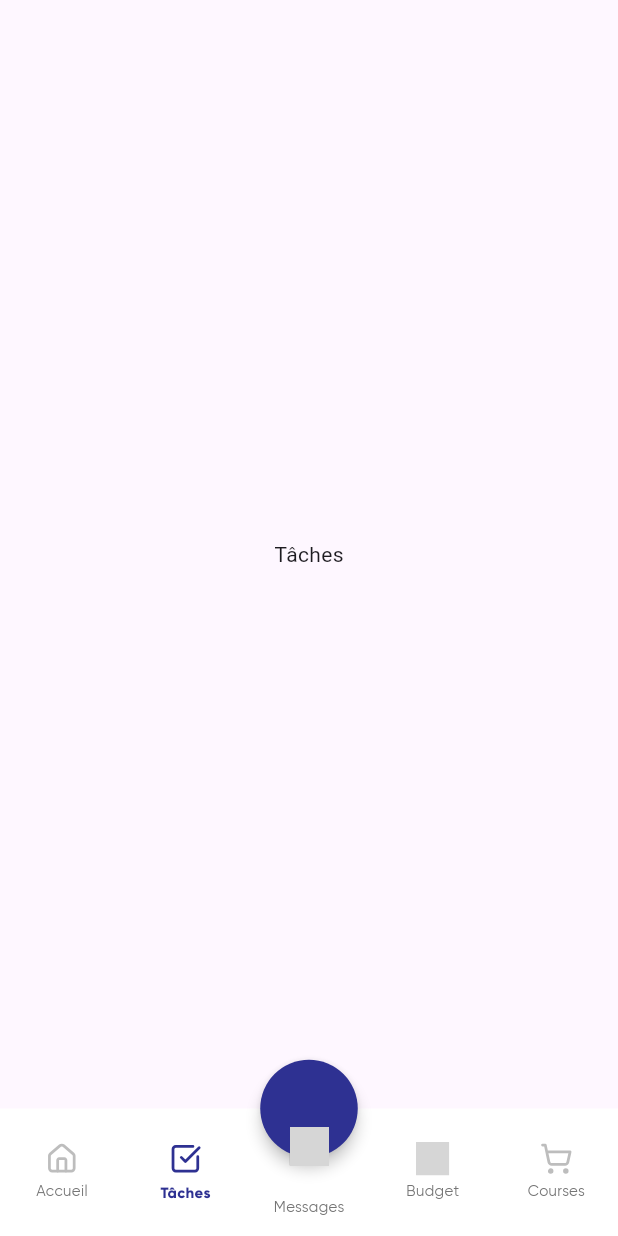
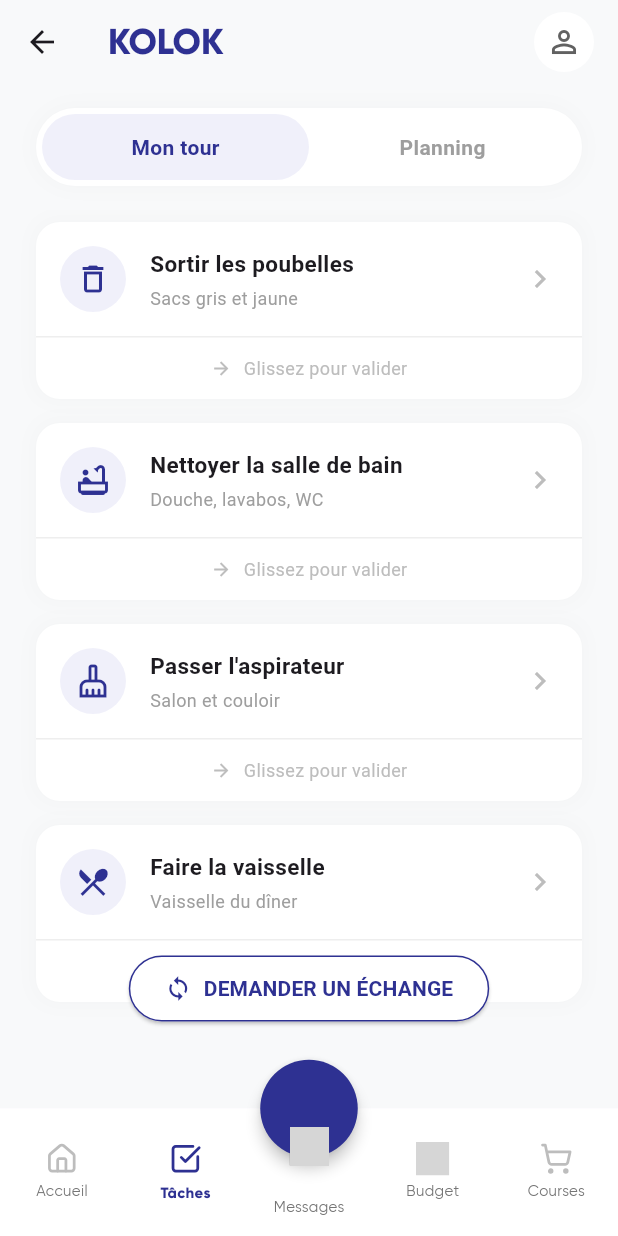
Before and after one commit to JulesssL/front-kolok, a Flutter app: the MainScreen screen opened directly, item 2 of the bottom bar chosen, on a phone screen of 412 x 824 dp. Run offline on Flutter 3.47's test engine with Material 3 defaults, Android fonts, the phone set to English and light mode, and no system bars; our stand-ins replace flutter_dotenv, flutter_secure_storage, flutter_svg, google_fonts; accounts and stored records are empty; grey boxes are pictures that could not be loaded.

Commit message:
feat: build tasks screen UI

```diff
--- a/lib/screens/main_screen.dart
+++ b/lib/screens/main_screen.dart
@@ -1,6 +1,7 @@
 import 'package:flutter/material.dart';
 import 'package:flutter_svg/flutter_svg.dart';
 import 'home/home_screen.dart';
+import 'tasks/tasks_screen.dart';
 
 class MainScreen extends StatefulWidget {
   const MainScreen({super.key});
@@ -14,7 +15,7 @@
 
   final List<Widget> _pages = [
     const HomeScreen(),
-    const Center(child: Text("Tâches")),
+    const TasksScreen(),
     const Center(child: Text("Messages")),
     const Center(child: Text("Budget")),
     const Center(child: Text("Courses")),
--- /dev/null
+++ b/lib/screens/tasks/tasks_screen.dart
@@ -0,0 +1,361 @@
+import 'package:flutter/material.dart';
+
+class TasksScreen extends StatefulWidget {
+  const TasksScreen({super.key});
+
+  @override
+  State<TasksScreen> createState() => _TasksScreenState();
+}
+
+class _TasksScreenState extends State<TasksScreen> {
+  int _selectedTabIndex = 0; // 0: Mon tour, 1: Planning
+
+  @override
+  Widget build(BuildContext context) {
+    return Scaffold(
+      backgroundColor: const Color(0xFFF8F9FA),
+      appBar: AppBar(
+        backgroundColor: const Color(0xFFF8F9FA),
+        elevation: 0,
+        title: const Text(
+          "KOLOK",
+          style: TextStyle(
+            color: Color(0xFF2E3192),
+            fontWeight: FontWeight.w800,
+            fontSize: 24,
+            fontFamily: 'Gilroy',
+          ),
+        ),
+        actions: [
+          Padding(
+            padding: const EdgeInsets.only(right: 16.0),
+            child: CircleAvatar(
+              backgroundColor: Colors.white,
+              child: Icon(Icons.person_outline, color: Colors.grey.shade700),
+            ),
+          )
+        ],
+      ),
+      body: Column(
+        children: [
+          _buildTabs(),
+          Expanded(
+            child: _selectedTabIndex == 0 ? _buildMyTurnView() : _buildPlanningView(),
+          ),
+        ],
+      ),
+      floatingActionButton: Padding(
+        padding: const EdgeInsets.only(bottom: 40.0),
+        child: ElevatedButton.icon(
+          onPressed: () => _showExchangeModal(context),
+          icon: const Icon(Icons.sync, color: Color(0xFF2E3192)),
+          label: const Text(
+            "DEMANDER UN ÉCHANGE",
+            style: TextStyle(color: Color(0xFF2E3192), fontWeight: FontWeight.bold),
+          ),
+          style: ElevatedButton.styleFrom(
+            backgroundColor: Colors.white,
+            padding: const EdgeInsets.symmetric(horizontal: 24, vertical: 12),
+            shape: RoundedRectangleBorder(
+              borderRadius: BorderRadius.circular(30),
+              side: const BorderSide(color: Color(0xFF2E3192)),
+            ),
+          ),
+        ),
+      ),
+      floatingActionButtonLocation: FloatingActionButtonLocation.centerFloat,
+    );
+  }
+
+  Widget _buildTabs() {
+    return Container(
+      margin: const EdgeInsets.symmetric(horizontal: 24, vertical: 16),
+      padding: const EdgeInsets.all(4),
+      decoration: BoxDecoration(
+        color: Colors.white,
+        borderRadius: BorderRadius.circular(30),
+        boxShadow: [
+          BoxShadow(
+            color: Colors.grey.withOpacity(0.05),
+            blurRadius: 10,
+            spreadRadius: 2,
+          )
+        ],
+      ),
+      child: Row(
+        children: [
+          Expanded(
+            child: GestureDetector(
+              onTap: () => setState(() => _selectedTabIndex = 0),
+              child: Container(
+                padding: const EdgeInsets.symmetric(vertical: 12),
+                decoration: BoxDecoration(
+                  color: _selectedTabIndex == 0 ? const Color(0xFFF0F0FA) : Colors.transparent,
+                  borderRadius: BorderRadius.circular(30),
+                ),
+                child: Center(
+                  child: Text(
+                    "Mon tour",
+                    style: TextStyle(
+                      color: _selectedTabIndex == 0 ? const Color(0xFF2E3192) : Colors.grey.shade500,
+                      fontWeight: FontWeight.bold,
+                    ),
+                  ),
+                ),
+              ),
+            ),
+          ),
+          Expanded(
+            child: GestureDetector(
+              onTap: () => setState(() => _selectedTabIndex = 1),
+              child: Container(
+                padding: const EdgeInsets.symmetric(vertical: 12),
+                decoration: BoxDecoration(
+                  color: _selectedTabIndex == 1 ? const Color(0xFFF0F0FA) : Colors.transparent,
+                  borderRadius: BorderRadius.circular(30),
+                ),
+                child: Center(
+                  child: Text(
+                    "Planning",
+                    style: TextStyle(
+                      color: _selectedTabIndex == 1 ? const Color(0xFF2E3192) : Colors.grey.shade500,
+                      fontWeight: FontWeight.bold,
+                    ),
+                  ),
+                ),
+              ),
+            ),
+          ),
+        ],
+      ),
+    );
+  }
+
+  Widget _buildMyTurnView() {
+    return ListView(
+      padding: const EdgeInsets.symmetric(horizontal: 24, vertical: 8),
+      children: [
+        _buildTaskCard(Icons.delete_outline, "Sortir les poubelles", "Sacs gris et jaune"),
+        _buildTaskCard(Icons.bathtub_outlined, "Nettoyer la salle de bain", "Douche, lavabos, WC"),
+        _buildTaskCard(Icons.cleaning_services_outlined, "Passer l'aspirateur", "Salon et couloir"),
+        _buildTaskCard(Icons.local_dining_outlined, "Faire la vaisselle", "Vaisselle du dîner"),
+        const SizedBox(height: 100), // padding for FAB
+      ],
+    );
+  }
+
+  Widget _buildPlanningView() {
+    return ListView(
+      padding: const EdgeInsets.symmetric(horizontal: 24, vertical: 8),
+      children: [
+        Container(
+          padding: const EdgeInsets.all(12),
+          decoration: BoxDecoration(
+            color: const Color(0xFF2E3192).withOpacity(0.05),
+            borderRadius: BorderRadius.circular(12),
+          ),
+          child: Row(
+            children: [
+              const Icon(Icons.calendar_today, color: Color(0xFF2E3192), size: 16),
+              const SizedBox(width: 8),
+              Text(
+                "Semaine du 24 au 30 Mars",
+                style: TextStyle(color: const Color(0xFF2E3192).withOpacity(0.8), fontWeight: FontWeight.bold, fontSize: 13),
+              ),
+            ],
+          ),
+        ),
+        const SizedBox(height: 16),
+        _buildPlanningItem("S", "Poubelles", "Toi", "Lun", const Color(0xFF2E3192)),
+        _buildPlanningItem("S", "Poubelles", "Samy", "Mer", const Color(0xFF2E3192)),
+        _buildPlanningItem("M", "Poubelles", "Marie", "Jeu", const Color(0xFFB0B0C0)),
+        _buildPlanningItem("L", "Salle de bain", "Lucas", "Sam", const Color(0xFFB0B0C0)),
+        const SizedBox(height: 100),
+      ],
+    );
+  }
+
+  Widget _buildTaskCard(IconData icon, String title, String subtitle) {
+    return Container(
+      margin: const EdgeInsets.only(bottom: 16),
+      decoration: BoxDecoration(
+        color: Colors.white,
+        borderRadius: BorderRadius.circular(16),
+        boxShadow: [
+          BoxShadow(
+            color: Colors.grey.withOpacity(0.05),
+            blurRadius: 10,
+            spreadRadius: 2,
+          )
+        ],
+      ),
+      child: Column(
+        children: [
+          Padding(
+            padding: const EdgeInsets.all(16.0),
+            child: Row(
+              children: [
+                Container(
+                  width: 44,
+                  height: 44,
+                  decoration: BoxDecoration(
+                    color: const Color(0xFFF0F0FA),
+                    shape: BoxShape.circle,
+                  ),
+                  child: Icon(icon, color: const Color(0xFF2E3192)),
+                ),
+                const SizedBox(width: 16),
+                Expanded(
+                  child: Column(
+                    crossAxisAlignment: CrossAxisAlignment.start,
+                    children: [
+                      Text(title, style: const TextStyle(fontWeight: FontWeight.bold, fontSize: 15)),
+                      const SizedBox(height: 4),
+                      Text(subtitle, style: TextStyle(color: Colors.grey.shade500, fontSize: 12)),
+                    ],
+                  ),
+                ),
+                Icon(Icons.chevron_right, color: Colors.grey.shade400),
+              ],
+            ),
+          ),
+          Divider(height: 1, color: Colors.grey.shade200),
+          Padding(
+            padding: const EdgeInsets.symmetric(vertical: 12.0),
+            child: Row(
+              mainAxisAlignment: MainAxisAlignment.center,
+              children: [
+                Icon(Icons.arrow_forward, size: 14, color: Colors.grey.shade400),
+                const SizedBox(width: 8),
+                Text("Glissez pour valider", style: TextStyle(color: Colors.grey.shade400, fontSize: 12)),
+              ],
+            ),
+          )
+        ],
+      ),
+    );
+  }
+
+  Widget _buildPlanningItem(String initial, String taskName, String personName, String day, Color avatarColor) {
+    return Container(
+      margin: const EdgeInsets.only(bottom: 12),
+      padding: const EdgeInsets.all(16),
+      decoration: BoxDecoration(
+        color: Colors.white,
+        borderRadius: BorderRadius.circular(16),
+        boxShadow: [
+          BoxShadow(
+            color: Colors.grey.withOpacity(0.05),
+            blurRadius: 5,
+            spreadRadius: 2,
+          )
+        ],
+      ),
+      child: Row(
+        children: [
+          CircleAvatar(
+            backgroundColor: avatarColor,
+            radius: 18,
+            child: Text(initial, style: const TextStyle(color: Colors.white, fontWeight: FontWeight.bold)),
+          ),
+          const SizedBox(width: 16),
+          Expanded(
+            child: Column(
+              crossAxisAlignment: CrossAxisAlignment.start,
+              children: [
+                Text(taskName, style: const TextStyle(fontWeight: FontWeight.bold, fontSize: 14)),
+                Text(personName, style: TextStyle(color: Colors.grey.shade500, fontSize: 12)),
+              ],
+            ),
+          ),
+          Text(day, style: const TextStyle(fontWeight: FontWeight.bold, fontSize: 14)),
+        ],
+      ),
+    );
+  }
+
+  void _showExchangeModal(BuildContext context) {
+    showModalBottomSheet(
+      context: context,
+      isScrollControlled: true,
+      backgroundColor: Colors.transparent,
+      builder: (context) => Container(
+        padding: const EdgeInsets.all(24),
+        decoration: const BoxDecoration(
+          color: Colors.white,
+          borderRadius: BorderRadius.vertical(top: Radius.circular(24)),
+        ),
+        child: Column(
+          mainAxisSize: MainAxisSize.min,
+          crossAxisAlignment: CrossAxisAlignment.start,
+          children: [
+            const Text(
+              "Demander un échange",
+              style: TextStyle(fontSize: 20, fontWeight: FontWeight.bold),
+            ),
+            const SizedBox(height: 24),
+            const Text("Tâche à échanger", style: TextStyle(fontWeight: FontWeight.w600)),
+            const SizedBox(height: 8),
+            Container(
+              padding: const EdgeInsets.symmetric(horizontal: 16),
+              decoration: BoxDecoration(
+                border: Border.all(color: Colors.grey.shade300),
+                borderRadius: BorderRadius.circular(12),
+              ),
+              child: DropdownButtonHideUnderline(
+                child: DropdownButton<String>(
+                  isExpanded: true,
+                  hint: const Text("Sélectionner une tâche"),
+                  items: const [],
+                  onChanged: (val) {},
+                ),
+              ),
+            ),
+            const SizedBox(height: 20),
+            const Text("Avec qui ?", style: TextStyle(fontWeight: FontWeight.w600)),
+            const SizedBox(height: 8),
+            Container(
+              padding: const EdgeInsets.symmetric(horizontal: 16),
+              decoration: BoxDecoration(
+                border: Border.all(color: Colors.grey.shade300),
+                borderRadius: BorderRadius.circular(12),
+              ),
+              child: DropdownButtonHideUnderline(
+                child: DropdownButton<String>(
+                  isExpanded: true,
+                  hint: const Text("Sélectionner un coloc"),
+                  items: const [],
+                  onChanged: (val) {},
+                ),
+              ),
+            ),
+            const SizedBox(height: 32),
+            Row(
+              children: [
+                Expanded(
+                  child: TextButton(
+                    onPressed: () => Navigator.pop(context),
+                    child: const Text("ANNULER", style: TextStyle(color: Colors.grey, fontWeight: FontWeight.bold)),
+                  ),
+                ),
+                const SizedBox(width: 16),
+                Expanded(
+                  child: ElevatedButton(
+                    onPressed: () => Navigator.pop(context),
+                    style: ElevatedButton.styleFrom(
+                      backgroundColor: const Color(0xFF2E3192),
+                      padding: const EdgeInsets.symmetric(vertical: 16),
+                      shape: RoundedRectangleBorder(borderRadius: BorderRadius.circular(30)),
+                    ),
+                    child: const Text("ENVOYER", style: TextStyle(color: Colors.white, fontWeight: FontWeight.bold)),
+                  ),
+                ),
+              ],
+            ),
+            const SizedBox(height: 16),
+          ],
+        ),
+      ),
+    );
+  }
+}
```
